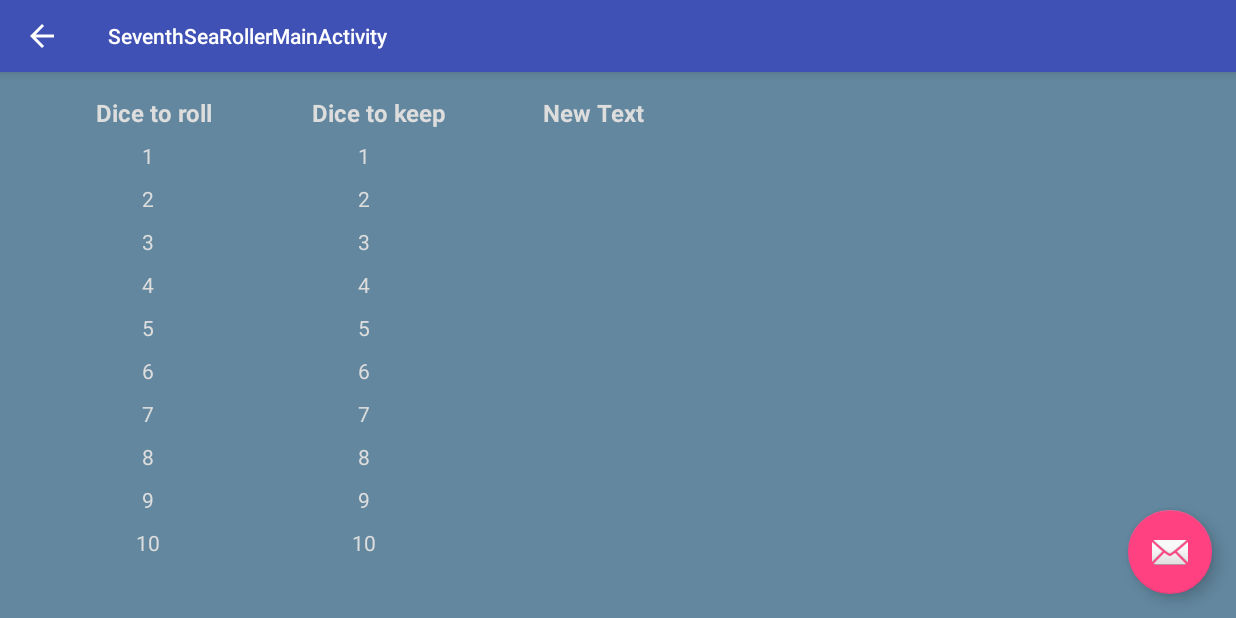
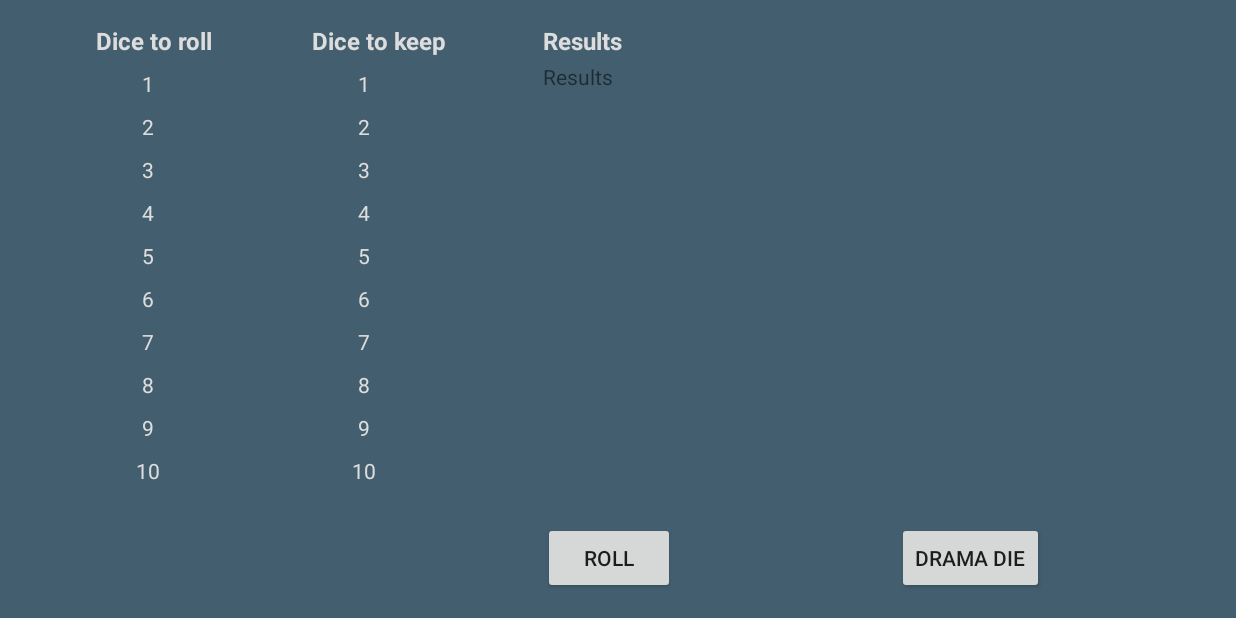
Before and after one commit to nihilogist/android-dice-roller, an Android app: the SeventhSeaRollerMainActivity screen opened directly, with no data from a screen before it, on a phone screen of 824 x 412 dp (held sideways). Run offline under Robolectric (Android 15) with nearby library versions, the phone set to English and light mode, and no system bars.

Commit message:
Fixed many layout issues

```diff
--- a/app/src/main/java/org/dave3heaton/rpgdiceroller/SeventhSeaRollerMainActivity.java
+++ b/app/src/main/java/org/dave3heaton/rpgdiceroller/SeventhSeaRollerMainActivity.java
@@ -13,8 +13,8 @@ public class SeventhSeaRollerMainActivity extends AppCompatActivity {
     protected void onCreate(Bundle savedInstanceState) {
         super.onCreate(savedInstanceState);
         setContentView(R.layout.activity_seventh_sea_roller_main);
-        Toolbar toolbar = (Toolbar) findViewById(R.id.toolbar);
-        setSupportActionBar(toolbar);
+//        Toolbar toolbar = (Toolbar) findViewById(R.id.toolbar);
+//        setSupportActionBar(toolbar);
 
 //        FloatingActionButton fab = (FloatingActionButton) findViewById(R.id.fab);
 //        fab.setOnClickListener(new View.OnClickListener() {
@@ -24,7 +24,7 @@ public class SeventhSeaRollerMainActivity extends AppCompatActivity {
 //                        .setAction("Action", null).show();
 //            }
 //        });
-        getSupportActionBar().setDisplayHomeAsUpEnabled(true);
+//        getSupportActionBar().setDisplayHomeAsUpEnabled(true);
     }
 
 }
--- a/app/src/main/res/drawable/flat_radio_button_unselected.xml
+++ b/app/src/main/res/drawable/flat_radio_button_unselected.xml
@@ -1,6 +1,6 @@
 <?xml version="1.0" encoding="utf-8"?>
 <shape xmlns:android="http://schemas.android.com/apk/res/android"
     android:shape="rectangle">
-    <solid android:color="#62879e" />
+    <solid android:color="@color/winterNightBlue" />
     <padding android:bottom="@dimen/custom_radio_button_vertical_margin" android:top="@dimen/custom_radio_button_vertical_margin" android:left="@dimen/custom_radio_button_horizontal_margin" android:right="@dimen/custom_radio_button_horizontal_margin" ></padding>
 </shape>
--- a/app/src/main/res/layout/activity_seventh_sea_roller_main.xml
+++ b/app/src/main/res/layout/activity_seventh_sea_roller_main.xml
@@ -7,28 +7,10 @@
     android:fitsSystemWindows="true"
     tools:context="org.dave3heaton.rpgdiceroller.SeventhSeaRollerMainActivity">
 
-    <android.support.design.widget.AppBarLayout
-        android:layout_width="match_parent"
-        android:layout_height="wrap_content"
-        android:theme="@style/AppTheme.AppBarOverlay">
 
-        <android.support.v7.widget.Toolbar
-            android:id="@+id/toolbar"
-            android:layout_width="match_parent"
-            android:layout_height="?attr/actionBarSize"
-            android:background="?attr/colorPrimary"
-            app:popupTheme="@style/AppTheme.PopupOverlay" />
-
-    </android.support.design.widget.AppBarLayout>
 
     <include layout="@layout/content_seventh_sea_roller_main" />
 
-    <android.support.design.widget.FloatingActionButton
-        android:id="@+id/fab"
-        android:layout_width="wrap_content"
-        android:layout_height="wrap_content"
-        android:layout_gravity="bottom|end"
-        android:layout_margin="@dimen/fab_margin"
-        android:src="@android:drawable/ic_dialog_email" />
+
 
 </android.support.design.widget.CoordinatorLayout>
--- a/app/src/main/res/layout/content_seventh_sea_roller_main.xml
+++ b/app/src/main/res/layout/content_seventh_sea_roller_main.xml
@@ -139,19 +139,49 @@
         android:id="@+id/seventh_sea_roller_results_column"
         android:layout_toRightOf="@id/seventh_sea_roller_dice_to_keep_column">
 
+        <RelativeLayout
+            android:layout_width="wrap_content"
+            android:layout_height="wrap_content"
+            android:layout_alignParentTop="true"
+            android:id="@+id/seventh_sea_roller_results_panel">
+
             <TextView
                 style="@style/text_header_style"
                 android:layout_width="wrap_content"
                 android:layout_height="wrap_content"
                 android:id="@+id/seventh_sea_roller_result_field"
-            android:text="New Text"/>
+                android:text="Results"/>
+            <TextView
+                android:layout_width="wrap_content"
+                android:layout_height="wrap_content"
+                android:layout_below="@+id/seventh_sea_roller_result_field"
+                android:id="@+id/seventh_sea_roller_result_text"
+                android:text="Results"/>
+        </RelativeLayout>
+
+        <RelativeLayout
+            android:layout_width="wrap_content"
+            android:layout_height="wrap_content"
+            android:id="@+id/seventh_sea_roller_control_panel"
+            android:layout_alignParentBottom="true">
+
+            <Button
+                android:layout_width="wrap_content"
+                android:layout_height="wrap_content"
+                android:id="@+id/seventh_sea_roller_button_roll"
+                android:text="Roll"/>
+            <Button
+                android:layout_width="wrap_content"
+                android:layout_height="wrap_content"
+                android:layout_alignParentEnd="true"
+                android:layout_alignParentRight="true"
+                android:id="@+id/seventh_sea_roller_button_add_drama"
+                android:text="Drama Die"/>
 
         </RelativeLayout>
 
 
 
-
-
-
+    </RelativeLayout>
 
 </RelativeLayout>
--- a/app/src/main/res/values/colors.xml
+++ b/app/src/main/res/values/colors.xml
@@ -3,6 +3,6 @@
     <color name="colorPrimary">#3F51B5</color>
     <color name="colorPrimaryDark">#303F9F</color>
     <color name="colorAccent">#FF4081</color>
-    <color name="winterNightBlue">#62879e</color>
+    <color name="winterNightBlue">#435f6f</color>
     <color name="winterNightSnow">#dddddd</color>
 </resources>
```
Lines whose indentation alone changed are shown as unchanged.
